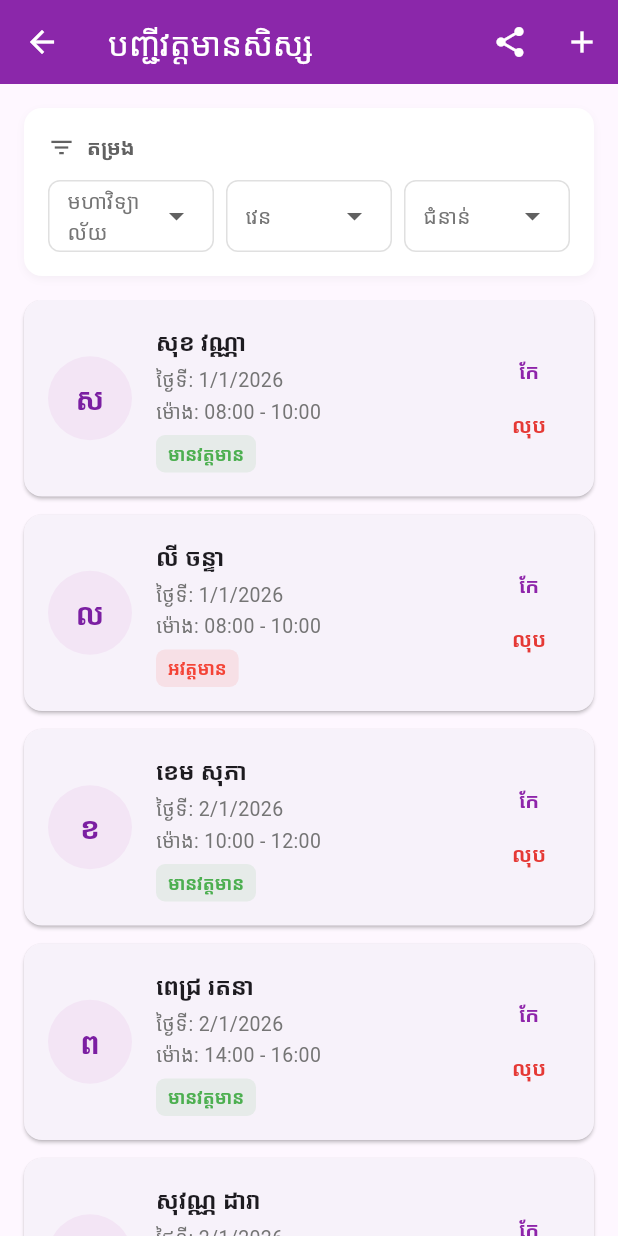
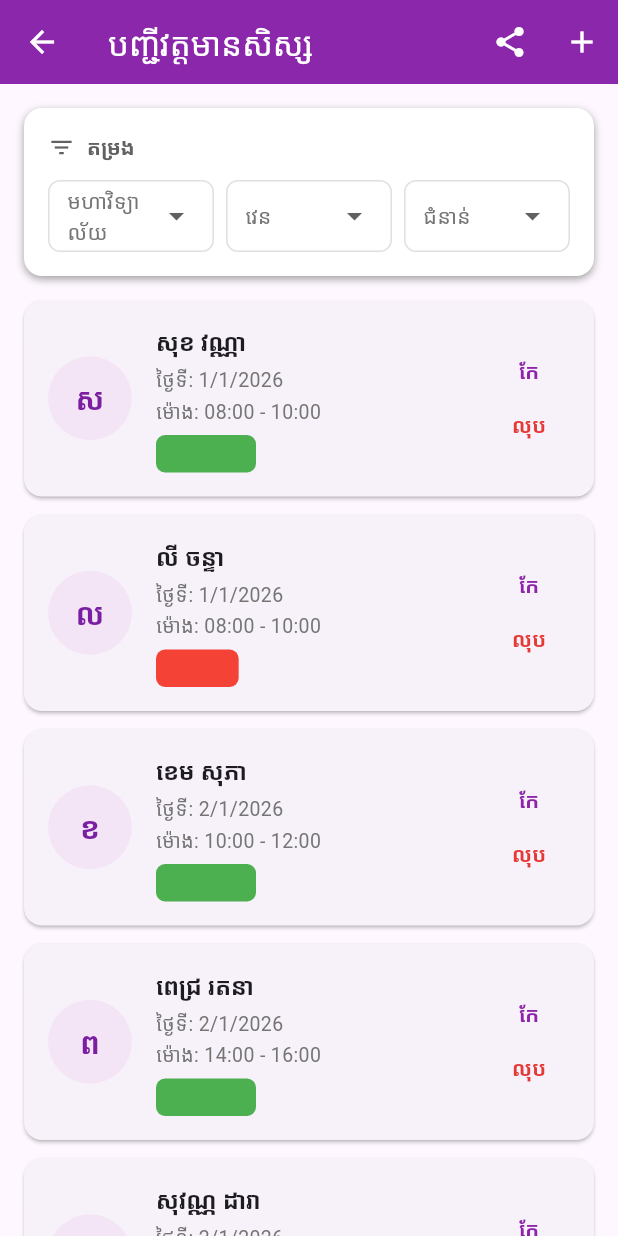
Before and after one commit to vertsan/sbku_app, a Flutter app: the AttendanceListViewScreen screen opened directly, on a phone screen of 412 x 824 dp. Run offline on Flutter 3.47's test engine with Material 3 defaults, Android fonts, the phone set to English and light mode, and no system bars; our stand-ins replace flutter_svg.

Commit message:
refactor: impleting the list view screen in attendace

```diff
--- a/lib/screen/attendance/attendance_list_view_screen.dart
+++ b/lib/screen/attendance/attendance_list_view_screen.dart
@@ -14,7 +14,7 @@
   String? _selectedFaculty;
   String? _selectedShift;
   String? _selectedGeneration;
-  List<AttendanceModel> _attendances = List.from(dummyAttendances);
+  final List<AttendanceModel> _attendances = List.from(dummyAttendances);
 
   List<AttendanceModel> get filteredAttendance {
     var result = _attendances;
@@ -137,7 +137,7 @@
               borderRadius: BorderRadius.circular(12),
               boxShadow: [
                 BoxShadow(
-                  color: Colors.grey.withOpacity(0.1),
+                  color: Colors.grey,
                   blurRadius: 4,
                   offset: const Offset(0, 2),
                 ),
@@ -277,7 +277,7 @@
       shape: RoundedRectangleBorder(borderRadius: BorderRadius.circular(12)),
       child: InkWell(
         onTap: () {
-          print('Tapped on ${attendance.studentName}');
+          // print('Tapped on ${attendance.studentName}');
         },
         borderRadius: BorderRadius.circular(12),
         child: Padding(
@@ -333,7 +333,7 @@
                         vertical: 4,
                       ),
                       decoration: BoxDecoration(
-                        color: attendance.statusColor.withOpacity(0.1),
+                        color: attendance.statusColor,
                         borderRadius: BorderRadius.circular(6),
                       ),
                       child: Text(
```
Also changed, not shown: lib/screen/attendance/attendance_list_catgories.dart (+1 -6 lines).
